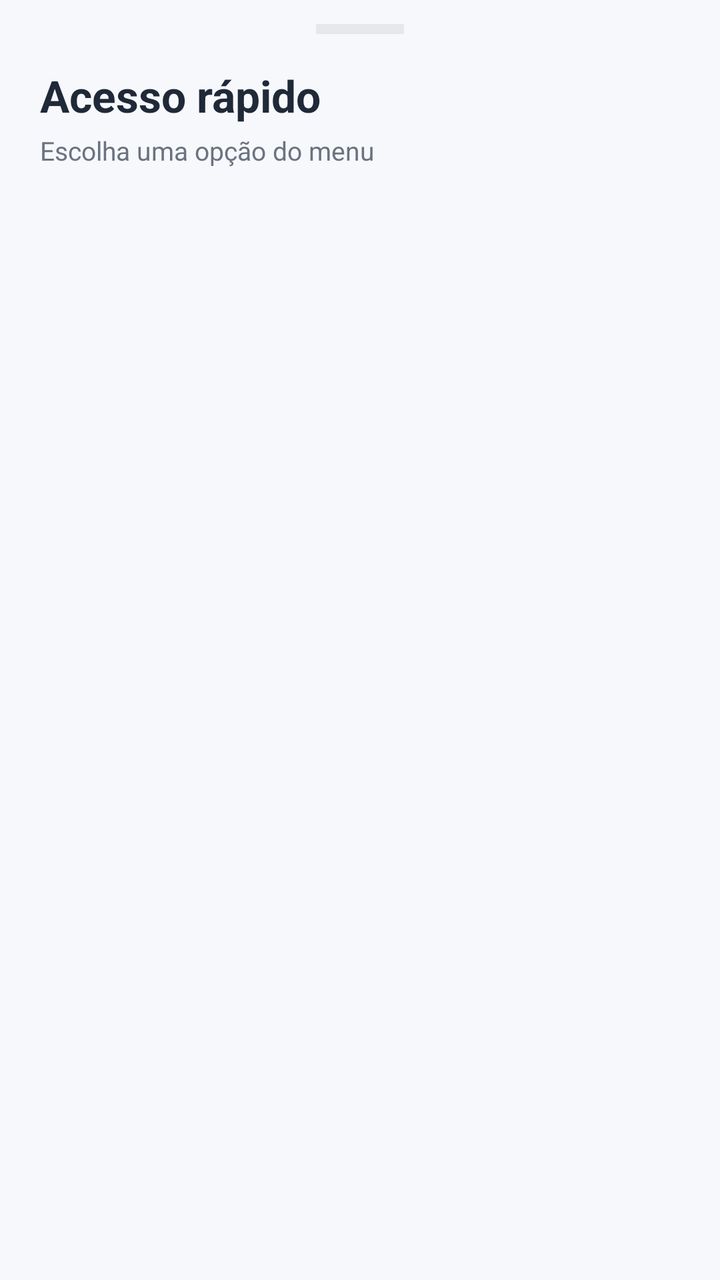
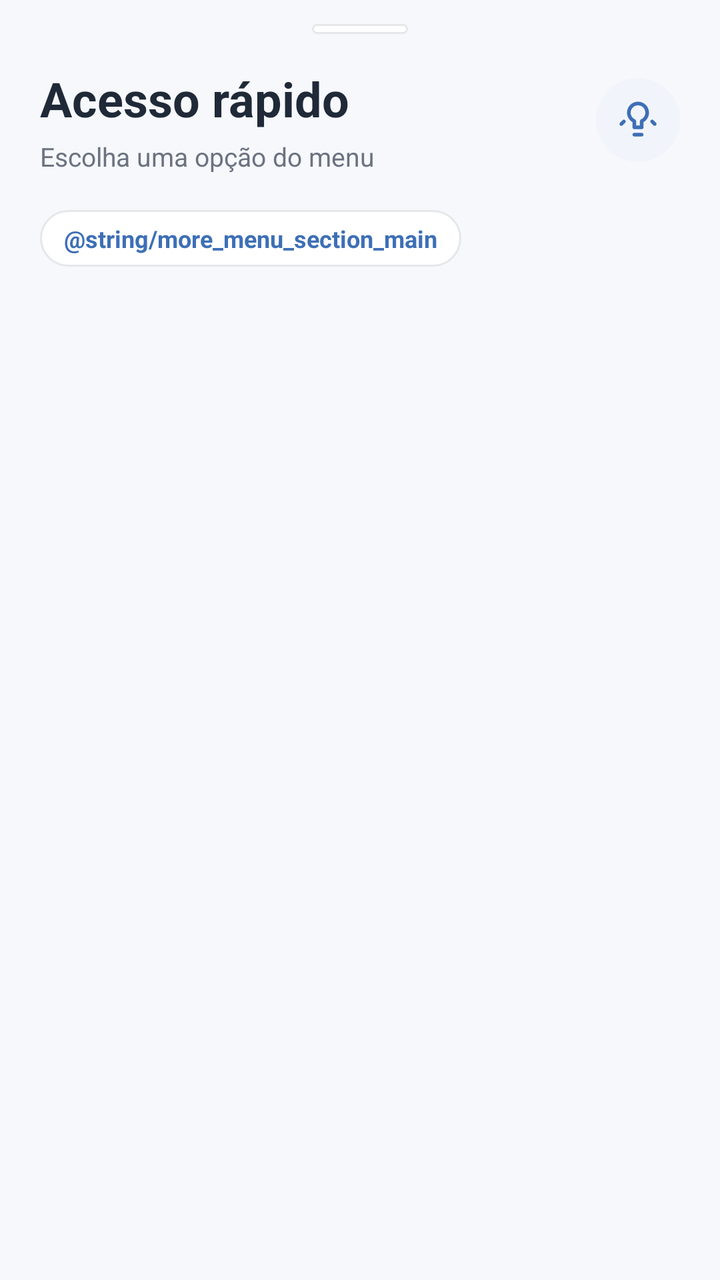

Two renders of the same Android screen: before a commit and after it. Below are the layout's source before the change and the commit's diff.
<!-- AndroidManifest.xml: application theme Theme.ManaDiario -->
<!-- res/layout/bottom_sheet_mais_opcoes.xml -->
<?xml version="1.0" encoding="utf-8"?>
<LinearLayout xmlns:android="http://schemas.android.com/apk/res/android"
    android:layout_width="match_parent"
    android:layout_height="wrap_content"
    android:orientation="vertical"
    android:background="@color/cor_fundo_app"
    android:paddingStart="20dp"
    android:paddingTop="12dp"
    android:paddingEnd="20dp"
    android:paddingBottom="24dp">

    <View
        android:layout_width="44dp"
        android:layout_height="5dp"
        android:layout_gravity="center_horizontal"
        android:layout_marginBottom="16dp"
        android:background="@color/cor_divider" />

    <TextView
        android:id="@+id/textTituloMenu"
        android:layout_width="wrap_content"
        android:layout_height="wrap_content"
        android:text="@string/quick_access_title"
        android:textColor="@color/cor_texto_principal"
        android:textSize="22sp"
        android:textStyle="bold" />

    <TextView
        android:id="@+id/textSubtituloMenu"
        android:layout_width="wrap_content"
        android:layout_height="wrap_content"
        android:layout_marginTop="4dp"
        android:layout_marginBottom="18dp"
        android:text="@string/quick_access_subtitle"
        android:textColor="@color/cor_texto_secundario"
        android:textSize="13sp" />

    <androidx.recyclerview.widget.RecyclerView
        android:id="@+id/recyclerViewMais"
        android:layout_width="match_parent"
        android:layout_height="wrap_content"
        android:clipToPadding="false"
        android:nestedScrollingEnabled="false" />

</LinearLayout>
<!-- resources referenced by this layout -->
<resources>
  <color name="cor_divider">#E5E7EB</color>
  <color name="cor_fundo_app">#F6F8FC</color>
  <color name="cor_texto_principal">#1F2937</color>
  <color name="cor_texto_secundario">#6B7280</color>
  <string name="quick_access_subtitle">Escolha uma opção do menu</string>
  <string name="quick_access_title">Acesso rápido</string>
  <style name="Theme.ManaDiario" parent="Base.Theme.ManaDiario" />
  <style name="Base.Theme.ManaDiario" parent="Theme.Material3.DayNight.NoActionBar">
          <item name="colorPrimary">@color/cor_primaria</item>
          <item name="colorOnPrimary">@color/white</item>
          <item name="colorSecondary">@color/cor_secundaria</item>
          <item name="android:statusBarColor">@color/cor_primaria_escura</item>
          <item name="android:navigationBarColor">@color/cor_fundo_app</item>
          <item name="android:windowBackground">@color/cor_fundo_app</item>
      </style>
  <color name="cor_primaria">#3E6FB6</color>
  <color name="white">#FFFFFFFF</color>
  <color name="cor_secundaria">#A7C7E7</color>
  <color name="cor_primaria_escura">#2D5A99</color>
</resources>

<!-- the commit's change to res/layout/bottom_sheet_mais_opcoes.xml (unified diff, before → after) -->
@@ -1,39 +1,74 @@
 <?xml version="1.0" encoding="utf-8"?>
 <LinearLayout xmlns:android="http://schemas.android.com/apk/res/android"
+    xmlns:app="http://schemas.android.com/apk/res-auto"
     android:layout_width="match_parent"
     android:layout_height="wrap_content"
+    android:background="@drawable/bg_bottom_sheet_mais"
     android:orientation="vertical"
-    android:background="@color/cor_fundo_app"
     android:paddingStart="20dp"
     android:paddingTop="12dp"
     android:paddingEnd="20dp"
     android:paddingBottom="24dp">
 
     <View
-        android:layout_width="44dp"
+        android:layout_width="48dp"
         android:layout_height="5dp"
         android:layout_gravity="center_horizontal"
         android:layout_marginBottom="16dp"
-        android:background="@color/cor_divider" />
+        android:background="@drawable/bg_menu_section_label" />
+
+    <LinearLayout
+        android:layout_width="match_parent"
+        android:layout_height="wrap_content"
+        android:gravity="center_vertical"
+        android:orientation="horizontal">
+
+        <LinearLayout
+            android:layout_width="0dp"
+            android:layout_height="wrap_content"
+            android:layout_weight="1"
+            android:orientation="vertical">
+
+            <TextView
+                android:id="@+id/textTituloMenu"
+                android:layout_width="wrap_content"
+                android:layout_height="wrap_content"
+                android:text="@string/quick_access_title"
+                android:textColor="@color/cor_texto_principal"
+                android:textSize="24sp"
+                android:textStyle="bold" />
+
+            <TextView
+                android:id="@+id/textSubtituloMenu"
+                android:layout_width="wrap_content"
+                android:layout_height="wrap_content"
+                android:layout_marginTop="4dp"
+                android:text="@string/quick_access_subtitle"
+                android:textColor="@color/cor_texto_secundario"
+                android:textSize="13sp" />
+        </LinearLayout>
+
+        <ImageView
+            android:layout_width="42dp"
+            android:layout_height="42dp"
+            android:background="@drawable/bg_menu_icon_circle"
+            android:padding="10dp"
+            android:src="@drawable/ic_momento_deus"
+            app:tint="@color/cor_primaria" />
+    </LinearLayout>
 
     <TextView
-        android:id="@+id/textTituloMenu"
         android:layout_width="wrap_content"
         android:layout_height="wrap_content"
-        android:text="@string/quick_access_title"
-        android:textColor="@color/cor_texto_principal"
-        android:textSize="22sp"
+        android:layout_marginTop="18dp"
+        android:layout_marginBottom="12dp"
+        android:background="@drawable/bg_menu_section_label"
+        android:paddingHorizontal="12dp"
+        android:paddingVertical="6dp"
+        android:text="@string/more_menu_section_main"
+        android:textColor="@color/cor_primaria"
+        android:textSize="12sp"
         android:textStyle="bold" />
-
-    <TextView
-        android:id="@+id/textSubtituloMenu"
-        android:layout_width="wrap_content"
-        android:layout_height="wrap_content"
-        android:layout_marginTop="4dp"
-        android:layout_marginBottom="18dp"
-        android:text="@string/quick_access_subtitle"
-        android:textColor="@color/cor_texto_secundario"
-        android:textSize="13sp" />
 
     <androidx.recyclerview.widget.RecyclerView
         android:id="@+id/recyclerViewMais"
<!-- resource entries referenced after the edit -->
@@ -2,8 +2,42 @@
 <resources>
   <color name="cor_divider">#E5E7EB</color>
   <color name="cor_fundo_app">#F6F8FC</color>
+  <color name="cor_superficie">#FFFFFFFF</color>
   <color name="cor_texto_principal">#1F2937</color>
   <color name="cor_texto_secundario">#6B7280</color>
+  <!-- drawable bg_bottom_sheet_mais (drawable) -->
+  <?xml version="1.0" encoding="utf-8"?>
+  <shape xmlns:android="http://schemas.android.com/apk/res/android">
+      <solid android:color="@color/cor_fundo_app" />
+      <corners
+          android:topLeftRadius="28dp"
+          android:topRightRadius="28dp" />
+  </shape>
+  <!-- drawable bg_menu_icon_circle (drawable) -->
+  <?xml version="1.0" encoding="utf-8"?>
+  <shape xmlns:android="http://schemas.android.com/apk/res/android">
+      <solid android:color="#F1F5FB" />
+      <corners android:radius="999dp" />
+  </shape>
+  <!-- drawable bg_menu_section_label (drawable) -->
+  <?xml version="1.0" encoding="utf-8"?>
+  <shape xmlns:android="http://schemas.android.com/apk/res/android">
+      <solid android:color="@color/cor_superficie" />
+      <corners android:radius="999dp" />
+      <stroke
+          android:width="1dp"
+          android:color="@color/cor_divider" />
+  </shape>
+  <!-- drawable ic_momento_deus (drawable) -->
+  <vector xmlns:android="http://schemas.android.com/apk/res/android"
+      android:width="24dp"
+      android:height="24dp"
+      android:viewportWidth="24"
+      android:viewportHeight="24">
+      <path
+          android:fillColor="@color/cor_primaria"
+          android:pathData="M12,2C8.69,2 6,4.69 6,8c0,2.21 1.2,4.14 2.99,5.18V16c0,0.55 0.45,1 1,1h4.02c0.55,0 1,-0.45 1,-1v-2.82C16.8,12.14 18,10.21 18,8c0,-3.31 -2.69,-6 -6,-6zM12,4c2.21,0 4,1.79 4,4c0,1.57 -0.92,2.95 -2.24,3.59c-0.46,0.22 -0.75,0.69 -0.75,1.2V15h-2.02v-2.21c0,-0.51 -0.29,-0.98 -0.75,-1.2C8.92,10.95 8,9.57 8,8c0,-2.21 1.79,-4 4,-4zM10,19h4c0.55,0 1,0.45 1,1s-0.45,1 -1,1h-4c-0.55,0 -1,-0.45 -1,-1s0.45,-1 1,-1zM5,13.5L3.6,14.9c-0.39,0.39 -1.02,0.39 -1.41,0s-0.39,-1.02 0,-1.41l1.4,-1.4c0.39,-0.39 1.02,-0.39 1.41,0s0.39,1.02 0,1.41zM20.4,14.9L19,13.5c-0.39,-0.39 -0.39,-1.02 0,-1.41s1.02,-0.39 1.41,0l1.4,1.4c0.39,0.39 0.39,1.02 0,1.41s-1.02,0.39 -1.41,0z" />
+  </vector>
   <string name="quick_access_subtitle">Escolha uma opção do menu</string>
   <string name="quick_access_title">Acesso rápido</string>
   <style name="Theme.ManaDiario" parent="Base.Theme.ManaDiario" />
